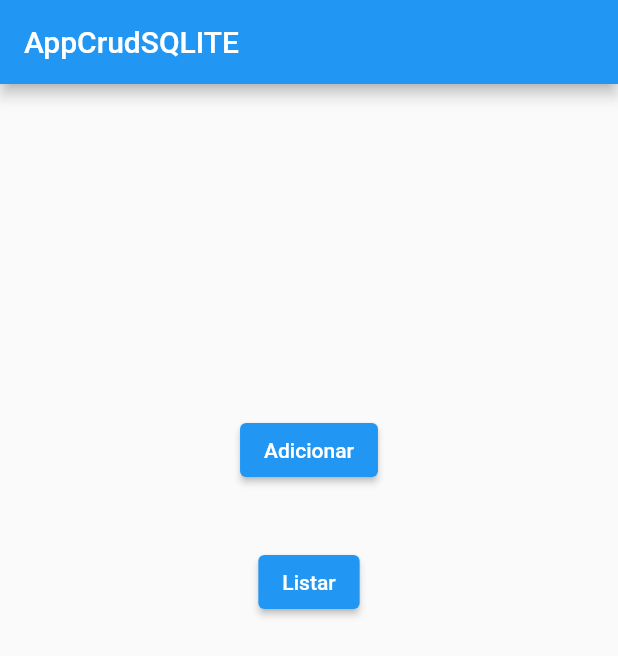
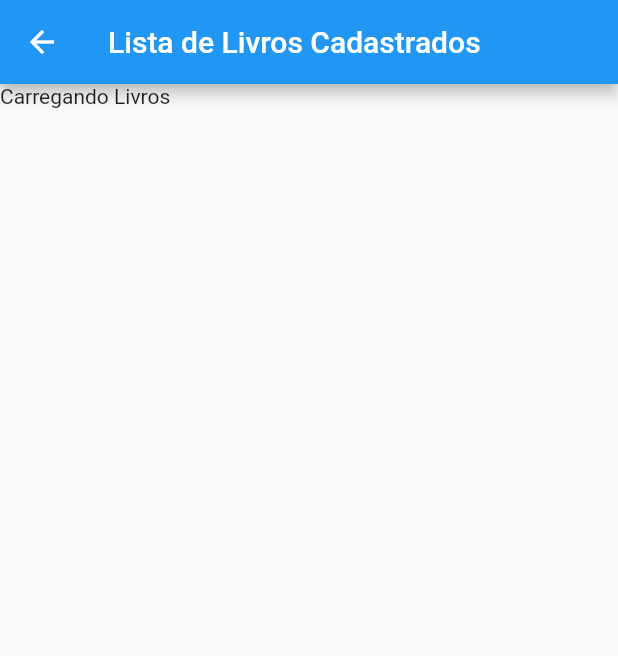
Before and after one commit to JoaoNeto132/AulaBoer, a Flutter app: the screen it shows after launch, after a tap on "Listar", on a phone screen of 412 x 824 dp. Shown: the top 656 px of the screen. Run offline on Flutter 3.47's test engine with Material 2 defaults, Android fonts, the phone set to English and light mode, and no system bars; our stand-ins replace sqflite; accounts and stored records are empty.

Commit message:
:sparkles: Feito list

```diff
--- a/lib/main.dart
+++ b/lib/main.dart
@@ -46,10 +46,10 @@ class _HomeState extends State<Home> {
           SizedBox(height: 40),
           ElevatedButton(
             onPressed: () {
-              //Navigator.push(context,
-              //MaterialPageRoute(builder: (BuildContext context) {
-              // return ListBooks();
-              // }));
+              Navigator.push(context,
+                  MaterialPageRoute(builder: (BuildContext context) {
+                return ListLivro();
+              }));
             },
             child: Text("Listar"),
           ),
--- a/lib/screens/list.dart
+++ b/lib/screens/list.dart
@@ -0,0 +1,97 @@
+import 'package:flutter/cupertino.dart';
+import 'package:flutter/material.dart';
+import 'package:appcrudsqlite/data/dblivros.dart';
+import 'package:appcrudsqlite/screens/edit.dart';
+
+class ListLivro extends StatefulWidget {
+  @override
+  State<StatefulWidget> createState() {
+    return _ListLivro();
+  }
+}
+
+class _ListLivro extends State<ListLivro> {
+  List<Map> slist = [];
+
+  DbLivros mydb = DbLivros();
+
+  @override
+  void initState() {
+    mydb.open();
+
+    getdata();
+
+    super.initState();
+  }
+
+  getdata() {
+    Future.delayed(Duration(milliseconds: 500), () async {
+      //use delay min 500 ms, because database takes time to initilize.
+
+      slist = await mydb.db.rawQuery('SELECT * FROM livro');
+
+      setState(() {}); //refresh UI after getting data from table.
+    });
+  }
+
+  @override
+  Widget build(BuildContext context) {
+    return Scaffold(
+      appBar: AppBar(
+        title: Text("Lista de Livros Cadastrados"),
+      ),
+      body: SingleChildScrollView(
+        child: Container(
+          child: slist.length == 0
+              ? Text("Carregando Livros")
+              : //show message if there is no any student
+
+              Column(
+                  //or populate list to Column children if there is student data.
+
+                  children: slist.map((stuone) {
+                    return Card(
+                      child: ListTile(
+                        leading: Icon(Icons.people),
+                        title: Text(stuone["nome"]),
+                        subtitle: Text("Código:" +
+                            stuone["roll_no"].toString() +
+                            ", Preço: " +
+                            stuone["preco"]),
+                        trailing: Wrap(
+                          children: [
+                            IconButton(
+                                onPressed: () {
+                                //  Navigator.push(context, MaterialPageRoute(
+                                  //    builder: (BuildContext context) {
+                                 //   return EditBook(rollno: stuone["roll_no"]);
+                               //   })); //navigate to edit page, pass student roll no to edit
+                                },
+                                icon: Icon(Icons.edit)),
+                            IconButton(
+                                onPressed: () async {
+                                  await mydb.db.rawDelete(
+                                      "DELETE FROM livro WHERE roll_no = ?",
+                                      [stuone["roll_no"]]);
+
+                                  //delete student data with roll no.
+
+                                  print("Data Deleted");
+
+                                  ScaffoldMessenger.of(context).showSnackBar(
+                                      SnackBar(content: Text("Livro Apagado!")));
+
+                                  getdata();
+                                },
+                                icon: Icon(Icons.delete, color: Colors.red))
+                          ],
+                        ),
+                      ),
+                    );
+                  }).toList(),
+                ),
+        ),
+      ),
+    );
+  }
+}
```
